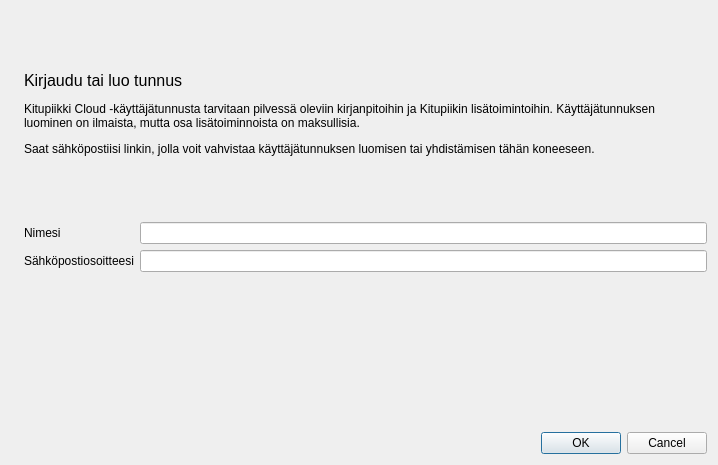
This is kitupiikki/pilvi/pilvilogindlg.ui in artoh/kitupiikki as Qt 5 draws it before an edit. The edited form follows.
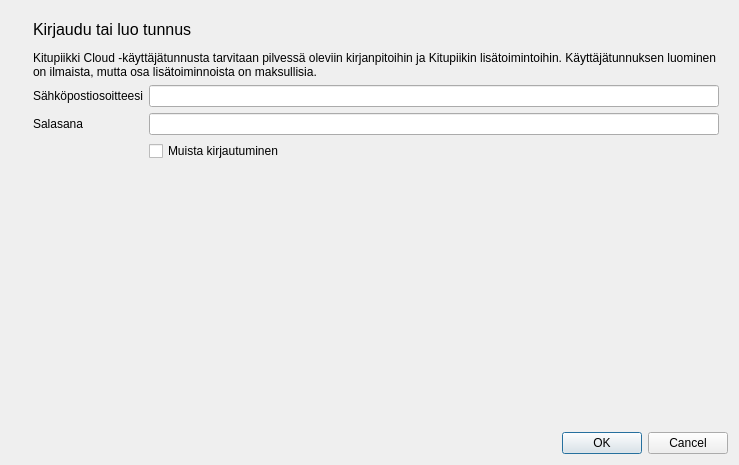
This is the edited form. Icons and pictures are not drawn.

Patch:
```diff
--- a/kitupiikki/pilvi/pilvilogindlg.ui
+++ b/kitupiikki/pilvi/pilvilogindlg.ui
@@ -6,14 +6,14 @@
    <rect>
     <x>0</x>
     <y>0</y>
-    <width>718</width>
+    <width>739</width>
     <height>465</height>
    </rect>
   </property>
   <property name="windowTitle">
    <string>Dialog</string>
   </property>
-  <layout class="QVBoxLayout" name="verticalLayout_2">
+  <layout class="QVBoxLayout" name="verticalLayout">
    <item>
     <layout class="QHBoxLayout" name="horizontalLayout">
      <item>
@@ -27,34 +27,24 @@
       </widget>
      </item>
      <item>
-      <layout class="QVBoxLayout" name="verticalLayout">
-       <item>
-        <widget class="QLabel" name="label">
-         <property name="text">
-          <string>&lt;html&gt;&lt;head/&gt;&lt;body&gt;&lt;p&gt;&lt;span style=&quot; font-size:12pt;&quot;&gt;Kirjaudu tai luo tunnus&lt;/span&gt;&lt;/p&gt;&lt;p&gt;Kitupiikki Cloud -käyttäjätunnusta tarvitaan pilvessä oleviin kirjanpitoihin ja Kitupiikin lisätoimintoihin. Käyttäjätunnuksen luominen on ilmaista, mutta osa lisätoiminnoista on maksullisia.&lt;/p&gt;&lt;p&gt;Saat sähköpostiisi linkin, jolla voit vahvistaa käyttäjätunnuksen luomisen tai yhdistämisen tähän koneeseen.&lt;/p&gt;&lt;/body&gt;&lt;/html&gt;</string>
-         </property>
-         <property name="wordWrap">
-          <bool>true</bool>
-         </property>
-        </widget>
-       </item>
-       <item>
+      <widget class="QStackedWidget" name="pino">
+       <property name="currentIndex">
+        <number>0</number>
+       </property>
+       <widget class="QWidget" name="kirjaudu">
         <layout class="QFormLayout" name="formLayout">
-         <item row="0" column="0">
+         <item row="0" column="0" colspan="2">
           <widget class="QLabel" name="label_3">
            <property name="text">
-            <string>Nimesi</string>
+            <string>&lt;html&gt;&lt;head/&gt;&lt;body&gt;&lt;p&gt;&lt;span style=&quot; font-size:12pt;&quot;&gt;Kirjaudu tai luo tunnus&lt;/span&gt;&lt;/p&gt;&lt;p&gt;Kitupiikki Cloud -käyttäjätunnusta tarvitaan pilvessä oleviin kirjanpitoihin ja Kitupiikin lisätoimintoihin. Käyttäjätunnuksen luominen on ilmaista, mutta osa lisätoiminnoista on maksullisia.&lt;/p&gt;&lt;/body&gt;&lt;/html&gt;</string>
            </property>
-           <property name="buddy">
-            <cstring>nimiEdit</cstring>
+           <property name="wordWrap">
+            <bool>true</bool>
            </property>
           </widget>
          </item>
-         <item row="0" column="1">
-          <widget class="QLineEdit" name="nimiEdit"/>
-         </item>
          <item row="1" column="0">
-          <widget class="QLabel" name="label_4">
+          <widget class="QLabel" name="label_5">
            <property name="text">
             <string>Sähköpostiosoitteesi</string>
            </property>
@@ -66,9 +56,81 @@
          <item row="1" column="1">
           <widget class="QLineEdit" name="emailEdit"/>
          </item>
+         <item row="2" column="0">
+          <widget class="QLabel" name="salaLabel">
+           <property name="text">
+            <string>Salasana</string>
+           </property>
+          </widget>
+         </item>
+         <item row="2" column="1">
+          <widget class="QLineEdit" name="salaEdit">
+           <property name="echoMode">
+            <enum>QLineEdit::Password</enum>
+           </property>
+          </widget>
+         </item>
+         <item row="3" column="1">
+          <widget class="QCheckBox" name="muistaCheck">
+           <property name="text">
+            <string>Muista kirjautuminen</string>
+           </property>
+          </widget>
+         </item>
         </layout>
-       </item>
-      </layout>
+       </widget>
+       <widget class="QWidget" name="odotaSivu">
+        <layout class="QGridLayout" name="gridLayout">
+         <item row="0" column="0">
+          <widget class="QLabel" name="label">
+           <property name="text">
+            <string>&lt;html&gt;&lt;head/&gt;&lt;body&gt;&lt;p&gt;&lt;span style=&quot; font-weight:600;&quot;&gt;Odota, rekisteröitymistä käsitellään palvelimella...&lt;/span&gt;&lt;/p&gt;&lt;/body&gt;&lt;/html&gt;</string>
+           </property>
+           <property name="alignment">
+            <set>Qt::AlignCenter</set>
+           </property>
+           <property name="wordWrap">
+            <bool>true</bool>
+           </property>
+          </widget>
+         </item>
+        </layout>
+       </widget>
+       <widget class="QWidget" name="page">
+        <layout class="QVBoxLayout" name="verticalLayout_2">
+         <item>
+          <widget class="QLabel" name="label_4">
+           <property name="text">
+            <string>&lt;html&gt;&lt;head/&gt;&lt;body&gt;&lt;p&gt;&lt;span style=&quot; font-size:14pt;&quot;&gt;Vahvistusviesti on lähetetty sähköpostiisi&lt;/span&gt;&lt;/p&gt;&lt;p&gt;Käy viimeistelemässä rekisteröityminen sähköpostissasi olevan linkin kautta.&lt;/p&gt;&lt;p&gt;Valitse vasta sen jälkeen OK jatkaaksesi kirjautuneena.&lt;/p&gt;&lt;/body&gt;&lt;/html&gt;</string>
+           </property>
+           <property name="alignment">
+            <set>Qt::AlignLeading|Qt::AlignLeft|Qt::AlignTop</set>
+           </property>
+           <property name="wordWrap">
+            <bool>true</bool>
+           </property>
+          </widget>
+         </item>
+        </layout>
+       </widget>
+       <widget class="QWidget" name="vahvistus">
+        <layout class="QVBoxLayout" name="verticalLayout_3">
+         <item>
+          <widget class="QLabel" name="label_6">
+           <property name="text">
+            <string>&lt;html&gt;&lt;head/&gt;&lt;body&gt;&lt;p&gt;&lt;span style=&quot; font-size:14pt;&quot;&gt;Vahvistusviesti on lähetetty sähköpostiisi&lt;/span&gt;&lt;/p&gt;&lt;p&gt;Viimeistele kirjatuminen sähköpostissasi olevan linkin kautta.&lt;/p&gt;&lt;p&gt;Valitse vasta sen jälkeen OK jatkaaksesi kirjautuneena.&lt;/p&gt;&lt;/body&gt;&lt;/html&gt;</string>
+           </property>
+           <property name="alignment">
+            <set>Qt::AlignLeading|Qt::AlignLeft|Qt::AlignTop</set>
+           </property>
+           <property name="wordWrap">
+            <bool>true</bool>
+           </property>
+          </widget>
+         </item>
+        </layout>
+       </widget>
+      </widget>
      </item>
     </layout>
    </item>
```
Left out of the diff: 5 changed lines with no effect on the pictures.
